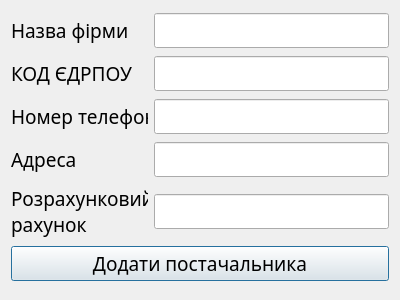
Old version of the form src/View/addnewsupplier.ui in the repository Fyz-dev/GunStore.
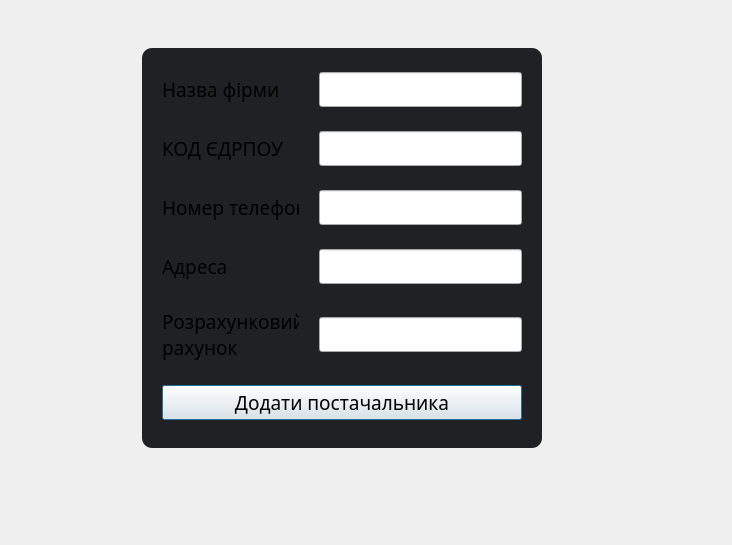
New version of the form.

```diff
--- a/src/View/addnewsupplier.ui
+++ b/src/View/addnewsupplier.ui
@@ -6,8 +6,8 @@
    <rect>
     <x>0</x>
     <y>0</y>
-    <width>400</width>
-    <height>300</height>
+    <width>732</width>
+    <height>545</height>
    </rect>
   </property>
   <property name="font">
@@ -19,7 +19,52 @@
   <property name="windowTitle">
    <string>Додавання постачальника</string>
   </property>
+  <property name="styleSheet">
+   <string notr="true">QWidget#widget{
+	border-radius: 10px;
+	background-color: #202124;
+}</string>
+  </property>
+  <layout class="QHBoxLayout" name="horizontalLayout">
+   <property name="spacing">
+    <number>0</number>
+   </property>
+   <property name="leftMargin">
+    <number>0</number>
+   </property>
+   <property name="topMargin">
+    <number>0</number>
+   </property>
+   <property name="rightMargin">
+    <number>48</number>
+   </property>
+   <property name="bottomMargin">
+    <number>48</number>
+   </property>
+   <item>
+    <widget class="QWidget" name="widget" native="true">
+     <property name="maximumSize">
+      <size>
+       <width>400</width>
+       <height>400</height>
+      </size>
+     </property>
   <layout class="QVBoxLayout" name="verticalLayout">
+      <property name="spacing">
+       <number>20</number>
+      </property>
+      <property name="leftMargin">
+       <number>20</number>
+      </property>
+      <property name="topMargin">
+       <number>20</number>
+      </property>
+      <property name="rightMargin">
+       <number>20</number>
+      </property>
+      <property name="bottomMargin">
+       <number>20</number>
+      </property>
    <item>
     <layout class="QHBoxLayout" name="horizontalLayout_20">
      <item>
@@ -262,6 +307,9 @@
      <property name="text">
       <string>Додати постачальника</string>
      </property>
+       </widget>
+      </item>
+     </layout>
     </widget>
    </item>
   </layout>
```
Lines whose indentation alone changed are shown as unchanged.
